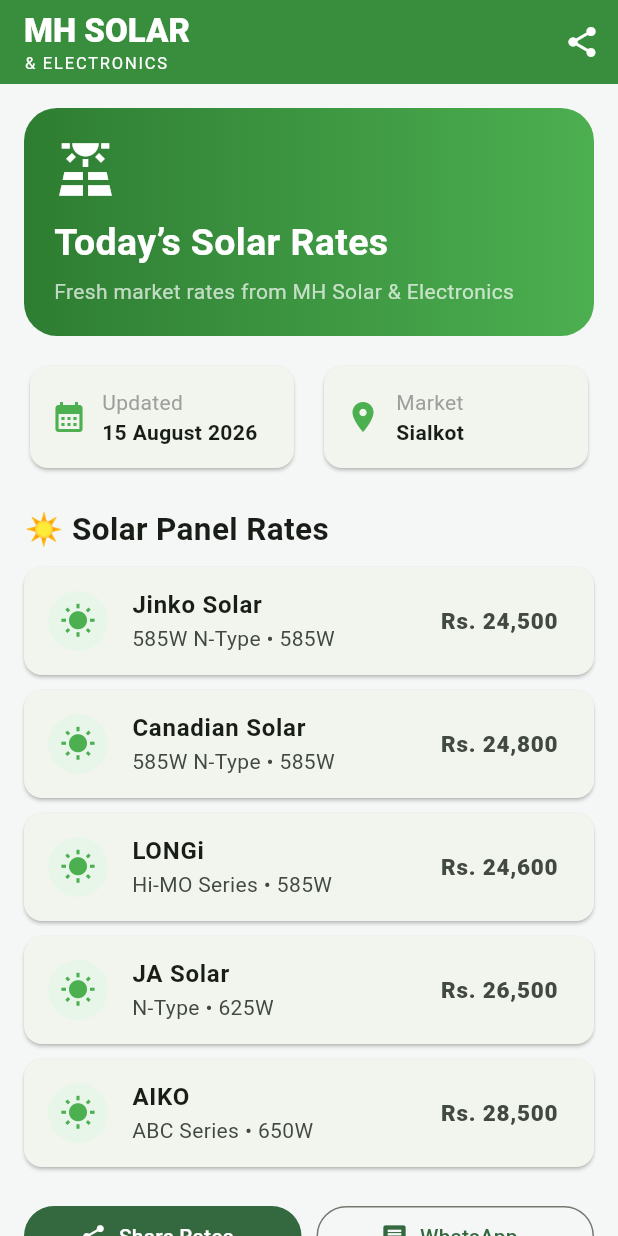
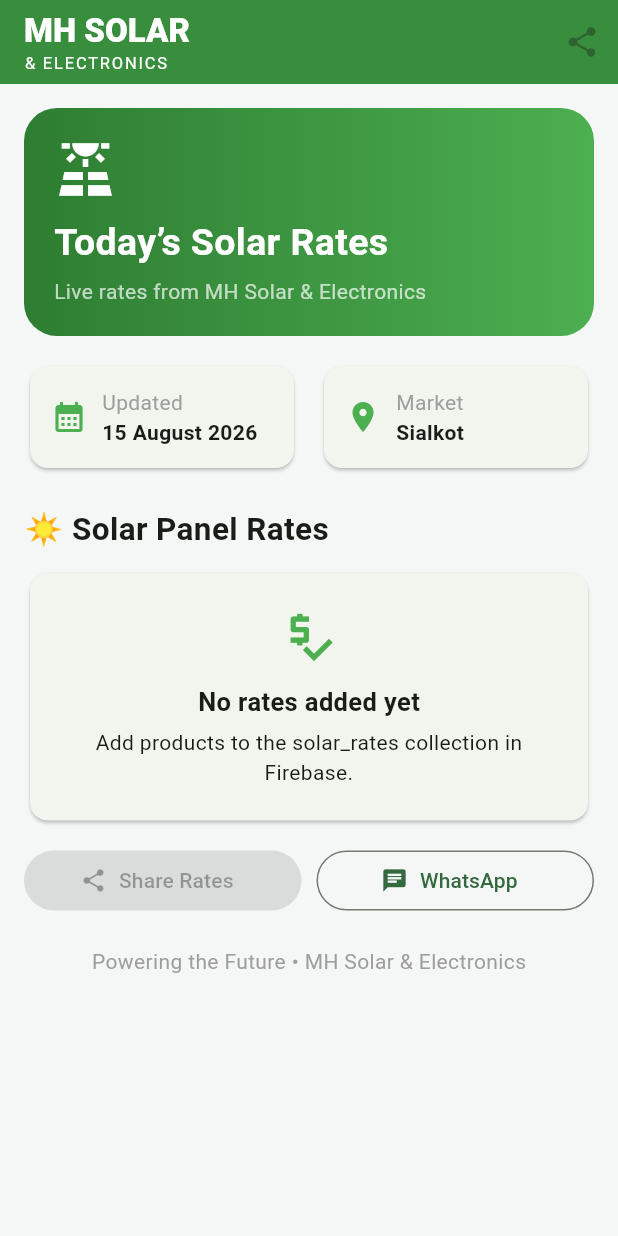
Before and after one commit to Imrannews/mh-solar-daily-rates, a Flutter app: the screen it shows after launch, after a tap on "WhatsApp", on a phone screen of 412 x 824 dp. Run offline on Flutter 3.47's test engine with Material 3 defaults, Android fonts, the light colour scheme and no system bars; our stand-ins replace cloud_firestore, firebase_core, share_plus; accounts and stored records are empty.

Commit message:
Connect Flutter app to Firebase Firestore and remove hard-coded rates

```diff
--- a/lib/main.dart
+++ b/lib/main.dart
@@ -1,9 +1,23 @@
+import 'package:cloud_firestore/cloud_firestore.dart';
+import 'package:firebase_core/firebase_core.dart';
 import 'package:flutter/material.dart';
 import 'package:intl/intl.dart';
 import 'package:share_plus/share_plus.dart';
 import 'package:url_launcher/url_launcher.dart';
 
-void main() => runApp(const MHSolarApp());
+Future<void> main() async {
+  WidgetsFlutterBinding.ensureInitialized();
+  await Firebase.initializeApp(
+    options: const FirebaseOptions(
+      apiKey: 'AIzaSyD10lAtuJ4dtlvMEq1IWnhqWTdwTwz2ONs',
+      appId: '1:488848209199:android:da96ee3b48c10e49111dda',
+      messagingSenderId: '488848209199',
+      projectId: 'mh-solar-daily-rates',
+      storageBucket: 'mh-solar-daily-rates.firebasestorage.app',
+    ),
+  );
+  runApp(const MHSolarApp());
+}
 
 class MHSolarApp extends StatelessWidget {
   const MHSolarApp({super.key});
@@ -25,36 +39,84 @@
 }
 
 class SolarRate {
+  final String id;
   final String brand;
   final String model;
   final String watt;
   final int price;
-  const SolarRate(this.brand, this.model, this.watt, this.price);
+  final String category;
+
+  const SolarRate({
+    required this.id,
+    required this.brand,
+    required this.model,
+    required this.watt,
+    required this.price,
+    required this.category,
+  });
+
+  factory SolarRate.fromDocument(DocumentSnapshot<Map<String, dynamic>> doc) {
+    final data = doc.data() ?? <String, dynamic>{};
+
+    final rawWatt = data['watt'];
+    final watt = rawWatt is num
+        ? '${rawWatt.toInt()}W'
+        : (rawWatt?.toString() ?? '');
+
+    final rawPrice = data['price'];
+    final price = rawPrice is num
+        ? rawPrice.toInt()
+        : int.tryParse(rawPrice?.toString().replaceAll(',', '') ?? '') ?? 0;
+
+    return SolarRate(
+      id: doc.id,
+      brand: data['brand']?.toString() ?? 'Unknown Brand',
+      model: data['model']?.toString() ?? '',
+      watt: watt,
+      price: price,
+      category: data['category']?.toString() ?? 'Solar Panel',
+    );
   }
-
-const rates = <SolarRate>[
-  SolarRate('Jinko Solar', '585W N-Type', '585W', 24500),
-  SolarRate('Canadian Solar', '585W N-Type', '585W', 24800),
-  SolarRate('LONGi', 'Hi-MO Series', '585W', 24600),
-  SolarRate('JA Solar', 'N-Type', '625W', 26500),
-  SolarRate('AIKO', 'ABC Series', '650W', 28500),
-];
+}
 
 class HomePage extends StatelessWidget {
   const HomePage({super.key});
 
   String get today => DateFormat('dd MMMM yyyy').format(DateTime.now());
 
-  Future<void> openWhatsApp() async {
-    final uri = Uri.parse('https://wa.me/923366760264?text=Assalam%20o%20Alaikum%2C%20mujhe%20aaj%20ke%20solar%20rates%20chahiye.');
-    if (await canLaunchUrl(uri)) await launchUrl(uri, mode: LaunchMode.externalApplication);
+  Stream<List<SolarRate>> get ratesStream {
+    return FirebaseFirestore.instance
+        .collection('solar_rates')
+        .snapshots()
+        .map((snapshot) => snapshot.docs
+            .map(SolarRate.fromDocument)
+            .where((rate) => rate.price > 0)
+            .toList());
   }
 
-  Future<void> shareRates() async {
-    final text = StringBuffer('☀️ MH SOLAR & ELECTRONICS\n📅 Daily Solar Panel Rates — $today\n\n');
-    for (final r in rates) {
-      text.writeln('${r.brand} ${r.watt}: Rs. ${NumberFormat('#,###').format(r.price)}');
+  Future<void> openWhatsApp() async {
+    final uri = Uri.parse(
+      'https://wa.me/923366760264?text=Assalam%20o%20Alaikum%2C%20mujhe%20aaj%20ke%20solar%20rates%20chahiye.',
+    );
+    if (await canLaunchUrl(uri)) {
+      await launchUrl(uri, mode: LaunchMode.externalApplication);
     }
+  }
+
+  Future<void> shareRates(BuildContext context, List<SolarRate> rates) async {
+    if (rates.isEmpty) return;
+
+    final text = StringBuffer(
+      '☀️ MH SOLAR & ELECTRONICS\n'
+      '📅 Daily Solar Panel Rates — $today\n\n',
+    );
+
+    for (final rate in rates) {
+      text.writeln(
+        '${rate.brand} ${rate.watt}: Rs. ${NumberFormat('#,###').format(rate.price)}',
+      );
+    }
+
     text.writeln('\n📞 0336-6760264');
     text.writeln('📍 Sialkot, Punjab');
     await Share.share(text.toString());
@@ -62,72 +124,234 @@
 
   @override
   Widget build(BuildContext context) {
+    return StreamBuilder<List<SolarRate>>(
+      stream: ratesStream,
+      builder: (context, snapshot) {
+        final rates = snapshot.data ?? const <SolarRate>[];
+        final loading = snapshot.connectionState == ConnectionState.waiting;
+
         return Scaffold(
           appBar: AppBar(
             backgroundColor: Colors.green.shade700,
             foregroundColor: Colors.white,
-        title: const Column(crossAxisAlignment: CrossAxisAlignment.start, children: [
+            title: const Column(
+              crossAxisAlignment: CrossAxisAlignment.start,
+              children: [
                 Text('MH SOLAR', style: TextStyle(fontWeight: FontWeight.w800)),
                 Text('& ELECTRONICS', style: TextStyle(fontSize: 11, letterSpacing: 1.2)),
-        ]),
+              ],
+            ),
             actions: [
-          IconButton(onPressed: shareRates, icon: const Icon(Icons.share)),
+              IconButton(
+                onPressed: rates.isEmpty ? null : () => shareRates(context, rates),
+                icon: const Icon(Icons.share),
+              ),
             ],
           ),
           body: RefreshIndicator(
-        onRefresh: () async {},
+            onRefresh: () async {
+              await FirebaseFirestore.instance
+                  .collection('solar_rates')
+                  .get(const GetOptions(source: Source.server));
+            },
             child: ListView(
+              physics: const AlwaysScrollableScrollPhysics(),
               padding: const EdgeInsets.all(16),
               children: [
                 Container(
                   padding: const EdgeInsets.all(20),
                   decoration: BoxDecoration(
-                gradient: LinearGradient(colors: [Colors.green.shade800, Colors.green.shade500]),
+                    gradient: LinearGradient(
+                      colors: [Colors.green.shade800, Colors.green.shade500],
+                    ),
                     borderRadius: BorderRadius.circular(22),
                   ),
-              child: const Column(crossAxisAlignment: CrossAxisAlignment.start, children: [
+                  child: const Column(
+                    crossAxisAlignment: CrossAxisAlignment.start,
+                    children: [
                       Icon(Icons.solar_power, color: Colors.white, size: 42),
                       SizedBox(height: 10),
-                Text('Today’s Solar Rates', style: TextStyle(color: Colors.white, fontSize: 25, fontWeight: FontWeight.bold)),
+                      Text(
+                        'Today’s Solar Rates',
+                        style: TextStyle(
+                          color: Colors.white,
+                          fontSize: 25,
+                          fontWeight: FontWeight.bold,
+                        ),
+                      ),
                       SizedBox(height: 4),
-                Text('Fresh market rates from MH Solar & Electronics', style: TextStyle(color: Colors.white70)),
-              ]),
+                      Text(
+                        'Live rates from MH Solar & Electronics',
+                        style: TextStyle(color: Colors.white70),
+                      ),
+                    ],
+                  ),
                 ),
                 const SizedBox(height: 16),
-            Row(children: [
-              Expanded(child: _InfoCard(icon: Icons.calendar_month, title: 'Updated', value: today)),
+                Row(
+                  children: [
+                    Expanded(
+                      child: _InfoCard(
+                        icon: Icons.calendar_month,
+                        title: 'Updated',
+                        value: today,
+                      ),
+                    ),
                     const SizedBox(width: 12),
-              const Expanded(child: _InfoCard(icon: Icons.location_on, title: 'Market', value: 'Sialkot')),
-            ]),
+                    const Expanded(
+                      child: _InfoCard(
+                        icon: Icons.location_on,
+                        title: 'Market',
+                        value: 'Sialkot',
+                      ),
+                    ),
+                  ],
+                ),
                 const SizedBox(height: 22),
-            const Text('☀️ Solar Panel Rates', style: TextStyle(fontSize: 21, fontWeight: FontWeight.bold)),
+                const Text(
+                  '☀️ Solar Panel Rates',
+                  style: TextStyle(fontSize: 21, fontWeight: FontWeight.bold),
+                ),
                 const SizedBox(height: 10),
-            ...rates.map((r) => _RateCard(rate: r)),
+                if (loading)
+                  const Padding(
+                    padding: EdgeInsets.symmetric(vertical: 40),
+                    child: Center(child: CircularProgressIndicator()),
+                  )
+                else if (snapshot.hasError)
+                  _MessageCard(
+                    icon: Icons.cloud_off,
+                    title: 'Rates unavailable',
+                    message: 'Please check your internet connection or Firestore rules.',
+                  )
+                else if (rates.isEmpty)
+                  const _MessageCard(
+                    icon: Icons.price_check,
+                    title: 'No rates added yet',
+                    message: 'Add products to the solar_rates collection in Firebase.',
+                  )
+                else
+                  ...rates.map((rate) => _RateCard(rate: rate)),
                 const SizedBox(height: 12),
-            Row(children: [
-              Expanded(child: FilledButton.icon(onPressed: shareRates, icon: const Icon(Icons.share), label: const Text('Share Rates'))),
+                Row(
+                  children: [
+                    Expanded(
+                      child: FilledButton.icon(
+                        onPressed: rates.isEmpty ? null : () => shareRates(context, rates),
+                        icon: const Icon(Icons.share),
+                        label: const Text('Share Rates'),
+                      ),
+                    ),
                     const SizedBox(width: 10),
-              Expanded(child: OutlinedButton.icon(onPressed: openWhatsApp, icon: const Icon(Icons.chat), label: const Text('WhatsApp'))),
-            ]),
+                    Expanded(
+                      child: OutlinedButton.icon(
+                        onPressed: openWhatsApp,
+                        icon: const Icon(Icons.chat),
+                        label: const Text('WhatsApp'),
+                      ),
+                    ),
+                  ],
+                ),
                 const SizedBox(height: 20),
-            const Center(child: Text('Powering the Future • MH Solar & Electronics', style: TextStyle(color: Colors.grey))),
+                const Center(
+                  child: Text(
+                    'Powering the Future • MH Solar & Electronics',
+                    style: TextStyle(color: Colors.grey),
+                  ),
+                ),
+              ],
+            ),
+          ),
+        );
+      },
+    );
+  }
+}
+
+class _InfoCard extends StatelessWidget {
+  final IconData icon;
+  final String title;
+  final String value;
+
+  const _InfoCard({
+    required this.icon,
+    required this.title,
+    required this.value,
+  });
+
+  @override
+  Widget build(BuildContext context) => Card(
+        child: Padding(
+          padding: const EdgeInsets.all(14),
+          child: Row(
+            children: [
+              Icon(icon, color: Colors.green),
+              const SizedBox(width: 10),
+              Expanded(
+                child: Column(
+                  crossAxisAlignment: CrossAxisAlignment.start,
+                  children: [
+                    Text(title, style: const TextStyle(color: Colors.grey)),
+                    Text(value, style: const TextStyle(fontWeight: FontWeight.bold)),
+                  ],
+                ),
+              ),
             ],
           ),
         ),
       );
 }
-}
-
-class _InfoCard extends StatelessWidget {
-  final IconData icon; final String title; final String value;
-  const _InfoCard({required this.icon, required this.title, required this.value});
-  @override
-  Widget build(BuildContext context) => Card(child: Padding(padding: const EdgeInsets.all(14), child: Row(children: [Icon(icon, color: Colors.green), const SizedBox(width: 10), Expanded(child: Column(crossAxisAlignment: CrossAxisAlignment.start, children: [Text(title, style: const TextStyle(color: Colors.grey)), Text(value, style: const TextStyle(fontWeight: FontWeight.bold))]))])));
-}
 
 class _RateCard extends StatelessWidget {
   final SolarRate rate;
+
   const _RateCard({required this.rate});
+
   @override
-  Widget build(BuildContext context) => Card(margin: const EdgeInsets.only(bottom: 10), child: ListTile(leading: CircleAvatar(backgroundColor: Colors.green.shade50, child: const Icon(Icons.wb_sunny, color: Colors.green)), title: Text(rate.brand, style: const TextStyle(fontWeight: FontWeight.bold)), subtitle: Text('${rate.model} • ${rate.watt}'), trailing: Text('Rs. ${NumberFormat('#,###').format(rate.price)}', style: const TextStyle(fontWeight: FontWeight.w800, fontSize: 15))));
+  Widget build(BuildContext context) => Card(
+        margin: const EdgeInsets.only(bottom: 10),
+        child: ListTile(
+          leading: CircleAvatar(
+            backgroundColor: Colors.green.shade50,
+            child: const Icon(Icons.wb_sunny, color: Colors.green),
+          ),
+          title: Text(
+            rate.brand,
+            style: const TextStyle(fontWeight: FontWeight.bold),
+          ),
+          subtitle: Text('${rate.model} • ${rate.watt}'),
+          trailing: Text(
+            'Rs. ${NumberFormat('#,###').format(rate.price)}',
+            style: const TextStyle(fontWeight: FontWeight.w800, fontSize: 15),
+          ),
+        ),
+      );
 }
+
+class _MessageCard extends StatelessWidget {
+  final IconData icon;
+  final String title;
+  final String message;
+
+  const _MessageCard({
+    required this.icon,
+    required this.title,
+    required this.message,
+  });
+
+  @override
+  Widget build(BuildContext context) => Card(
+        child: Padding(
+          padding: const EdgeInsets.all(22),
+          child: Column(
+            children: [
+              Icon(icon, size: 42, color: Colors.green),
+              const SizedBox(height: 10),
+              Text(title, style: const TextStyle(fontWeight: FontWeight.bold, fontSize: 17)),
+              const SizedBox(height: 5),
+              Text(message, textAlign: TextAlign.center),
+            ],
+          ),
+        ),
+      );
+}
```
Lines whose indentation alone changed are shown as unchanged.
